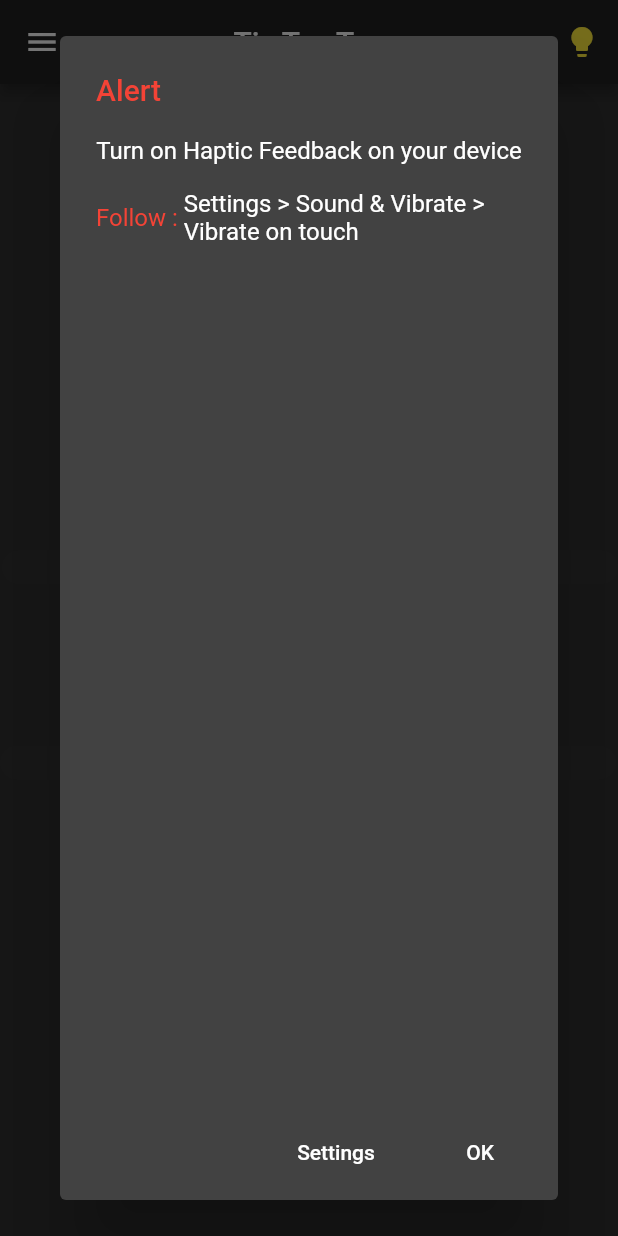
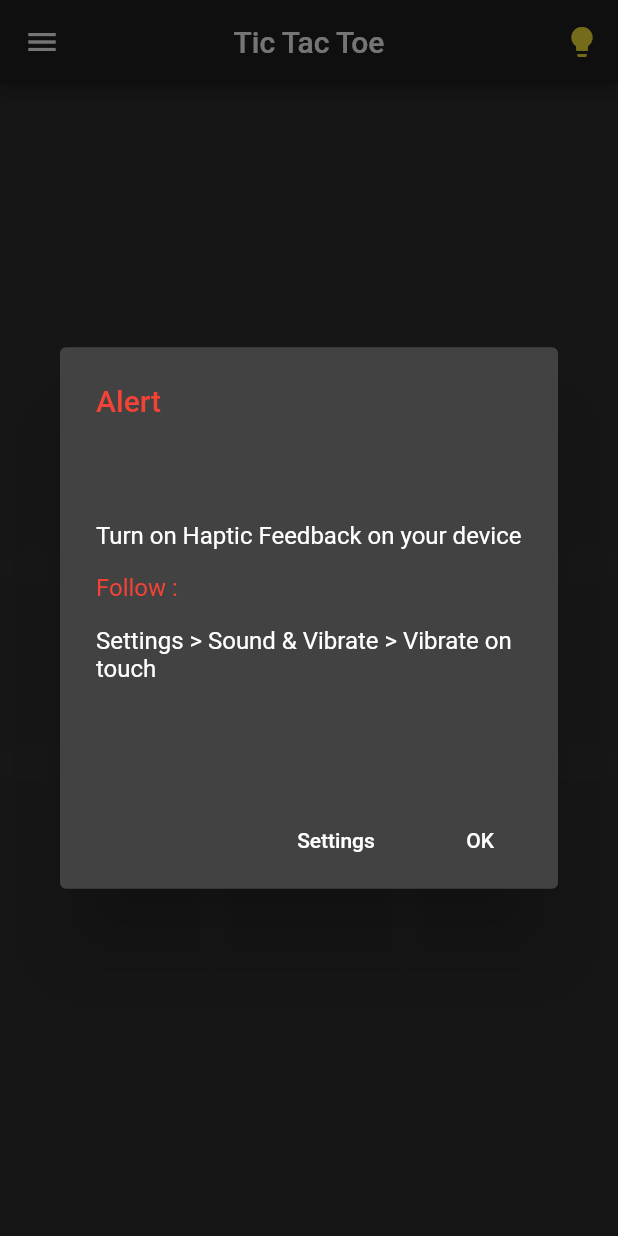
Before and after one commit to abraraltaf92/tic_tac_toe, a Flutter app: the screen it shows after launch, after a tap on "Haptics: on", on a phone screen of 412 x 824 dp. Run offline on Flutter 3.47's test engine with Material 2 defaults, Android fonts, the phone set to English and light mode, and no system bars; our stand-ins replace animated_splash_screen, animated_text_kit, audioplayers, auto_size_text, flutter_icons, flutter_neumorphic and 7 more; missing offline and left inert: audio_session, launch_review, system_settings.

Commit message:
Haptic  Alert dialog android fixed

```diff
--- a/lib/notifiers/music.dart
+++ b/lib/notifiers/music.dart
@@ -38,7 +38,6 @@ class MusicProvider extends ChangeNotifier {
     if (!player.playing) {
       await player.setAsset('assets/sounds/house_party.mp3');
       player.setSpeed(1.5);
-
       player.setLoopMode(LoopMode.all);
       player.play();
       handleInterruptions();
--- a/lib/ui/home.dart
+++ b/lib/ui/home.dart
@@ -473,28 +473,35 @@ class _HomeState extends State<Home> {
                       return AlertDialog(
                         title: const Text(
                           'Alert',
+                          // textAlign: TextAlign.center,
                           style: TextStyle(color: Colors.red),
                         ),
                         content: Container(
-                            child: Column(children: <Widget>[
-                          Text('Turn on Haptic Feedback on your device'),
+                            height: MediaQuery.of(context).size.height * 0.25,
+                            alignment: Alignment.center,
+                            child: Center(
+                              child: Column(
+                                mainAxisAlignment: MainAxisAlignment.center,
+                                crossAxisAlignment: CrossAxisAlignment.start,
+                                children: <Widget>[
+                                  Text(
+                                      'Turn on Haptic Feedback on your device'),
                                   Divider(
                                     color: Colors.transparent,
                                   ),
-                          Row(
-                            children: [
                                   Text(
                                     'Follow : ',
-                                textAlign: TextAlign.start,
+                                    // textAlign: TextAlign.start,
                                     style: TextStyle(color: Colors.red),
                                   ),
-                              Expanded(
-                                child: Text(
+                                  Divider(
+                                    color: Colors.transparent,
+                                  ),
+                                  Text(
                                       'Settings > Sound & Vibrate > Vibrate on touch'),
-                              )
                                 ],
                               ),
-                        ])),
+                            )),
                         actions: [
                           FlatButton(
                               onPressed: () {
```
Lines whose indentation alone changed are shown as unchanged.
